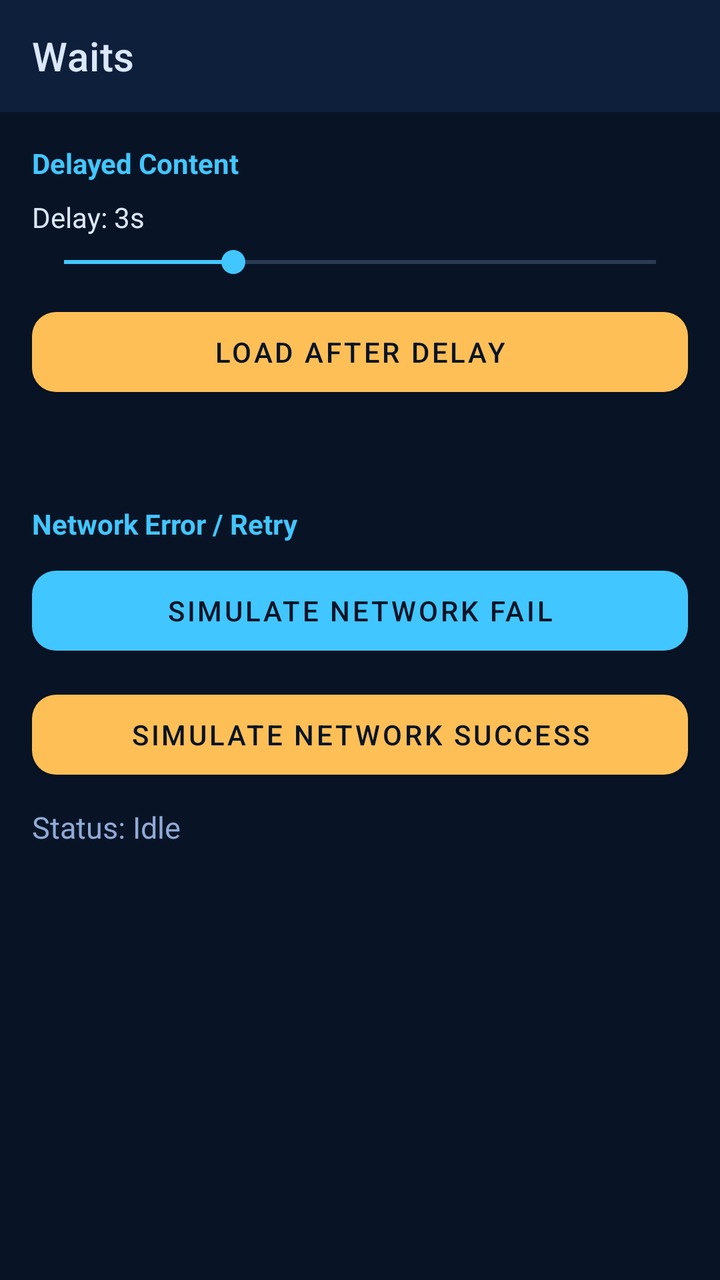
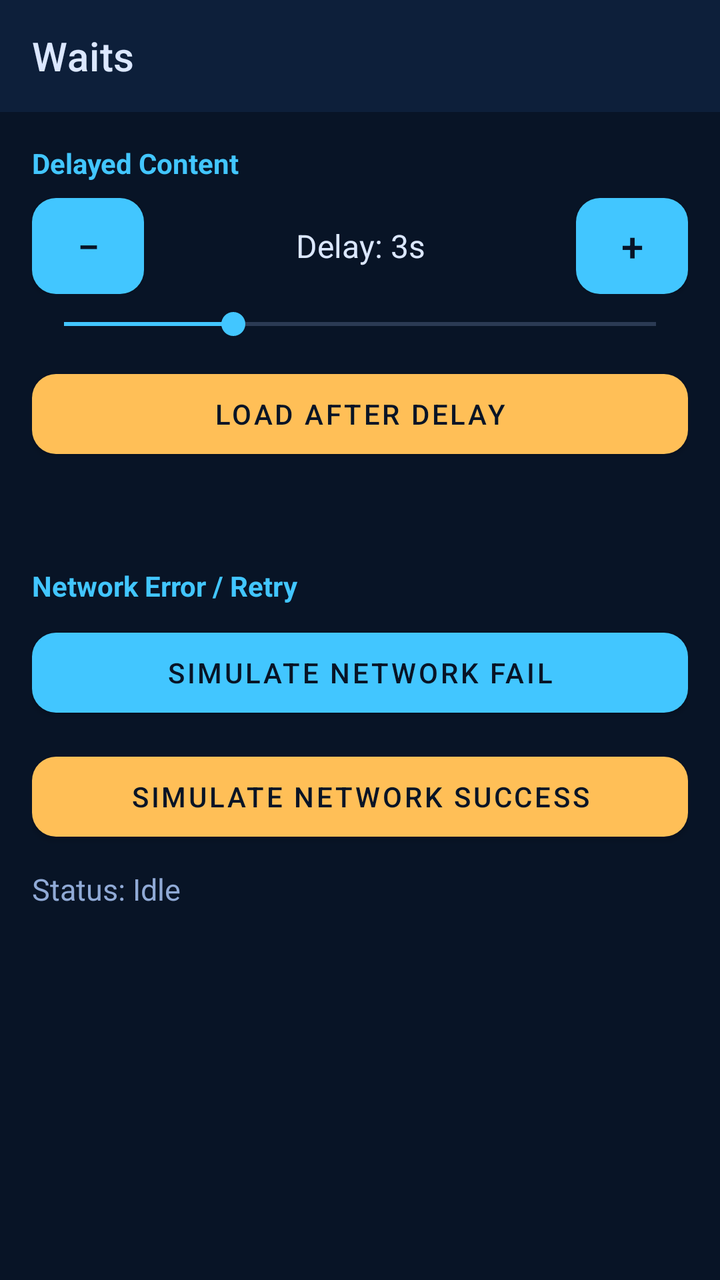

Two renders of the same Android screen: before a commit and after it. Below are the layout's source before the change and the commit's diff.
<!-- AndroidManifest.xml: application theme Theme.Lebyy -->
<!-- res/layout/activity_waits.xml -->
<?xml version="1.0" encoding="utf-8"?>
<androidx.drawerlayout.widget.DrawerLayout xmlns:android="http://schemas.android.com/apk/res/android"
    xmlns:app="http://schemas.android.com/apk/res-auto"
    android:id="@+id/drawerLayout"
    android:layout_width="match_parent"
    android:layout_height="match_parent"
    android:contentDescription="test-WaitsScreen">

    <LinearLayout
        android:layout_width="match_parent"
        android:layout_height="match_parent"
        android:background="@color/lebyy_bg"
        android:orientation="vertical">

        <com.google.android.material.appbar.MaterialToolbar
            android:id="@+id/toolbar"
            android:layout_width="match_parent"
            android:layout_height="?attr/actionBarSize"
            android:background="@color/lebyy_bg_2"
            android:theme="@style/ThemeOverlay.MaterialComponents.Dark.ActionBar"
            app:title="@string/waits_title"
            app:titleTextColor="@color/lebyy_text" />

        <ScrollView
            android:layout_width="match_parent"
            android:layout_height="match_parent"
            android:fillViewport="true">

            <LinearLayout
                android:id="@+id/contentRoot"
                android:layout_width="match_parent"
                android:layout_height="wrap_content"
                android:orientation="vertical"
                android:padding="16dp">

                <TextView android:layout_width="match_parent" android:layout_height="wrap_content"
                    android:text="Delayed Content" android:textColor="@color/lebyy_primary" android:textStyle="bold" android:layout_marginBottom="8dp"/>
                <TextView android:id="@+id/delayLabel" android:layout_width="match_parent" android:layout_height="wrap_content"
                    android:contentDescription="test-DelayStepper" android:text="Delay: 3s" android:textColor="@color/lebyy_text" android:layout_marginBottom="4dp"/>
                <SeekBar android:id="@+id/delaySeek" android:layout_width="match_parent" android:layout_height="wrap_content"
                    android:max="7" android:progress="2" android:contentDescription="test-DelaySeek" android:layout_marginBottom="10dp"/>
                
                <com.google.android.material.button.MaterialButton
                    android:id="@+id/loadDelayed"
                    android:layout_width="match_parent"
                    android:layout_height="52dp"
                    android:layout_marginBottom="10dp"
                    android:contentDescription="test-LoadDelayed"
                    android:text="Load After Delay"
                    android:textColor="@color/lebyy_bg"
                    app:backgroundTint="@color/lebyy_accent"
                    app:cornerRadius="12dp" />
                <ProgressBar android:id="@+id/loadingSpinner" style="?android:attr/progressBarStyle"
                    android:layout_width="wrap_content" android:layout_height="wrap_content"
                    android:layout_gravity="center_horizontal" android:contentDescription="test-LoadingSpinner" android:visibility="gone" android:layout_marginBottom="8dp"/>
                
                <TextView
                    android:id="@+id/delayedContent"
                    android:layout_width="match_parent"
                    android:layout_height="wrap_content"
                    android:layout_marginBottom="12dp"
                    android:contentDescription="test-DelayedContent"
                    android:text=""
                    android:textColor="@color/lebyy_success"
                    android:textSize="15sp" />
                <TextView android:layout_width="match_parent" android:layout_height="wrap_content"
                    android:text="Network Error / Retry" android:textColor="@color/lebyy_primary" android:textStyle="bold" android:layout_marginTop="8dp" android:layout_marginBottom="8dp"/>
                
                <com.google.android.material.button.MaterialButton
                    android:id="@+id/simulateNetworkFail"
                    android:layout_width="match_parent"
                    android:layout_height="52dp"
                    android:layout_marginBottom="10dp"
                    android:contentDescription="test-SimulateNetworkFail"
                    android:text="Simulate Network Fail"
                    android:textColor="@color/lebyy_bg"
                    app:backgroundTint="@color/lebyy_primary"
                    app:cornerRadius="12dp" />
                
                <com.google.android.material.button.MaterialButton
                    android:id="@+id/simulateNetworkSuccess"
                    android:layout_width="match_parent"
                    android:layout_height="52dp"
                    android:layout_marginBottom="10dp"
                    android:contentDescription="test-SimulateNetworkSuccess"
                    android:text="Simulate Network Success"
                    android:textColor="@color/lebyy_bg"
                    app:backgroundTint="@color/lebyy_accent"
                    app:cornerRadius="12dp" />
                
                <TextView
                    android:id="@+id/networkStatus"
                    android:layout_width="match_parent"
                    android:layout_height="wrap_content"
                    android:layout_marginBottom="12dp"
                    android:contentDescription="test-NetworkStatus-Idle"
                    android:text="Status: Idle"
                    android:textColor="@color/lebyy_muted"
                    android:textSize="15sp" />
                <TextView android:id="@+id/networkErrorMessage" android:layout_width="match_parent" android:layout_height="wrap_content"
                    android:contentDescription="test-NetworkErrorMessage" android:text="Could not reach server" android:textColor="@color/lebyy_muted" android:visibility="gone" android:layout_marginBottom="8dp"/>
                <com.google.android.material.button.MaterialButton
                    android:id="@+id/networkRetry"
                    android:layout_width="match_parent"
                    android:layout_height="52dp"
                    android:contentDescription="test-NetworkRetry"
                    android:text="Retry"
                    android:visibility="gone"
                    android:textColor="@color/lebyy_bg"
                    app:backgroundTint="@color/lebyy_accent"
                    app:cornerRadius="12dp" />

            </LinearLayout>
        </ScrollView>
    </LinearLayout>

    <com.google.android.material.navigation.NavigationView
        android:id="@+id/navigationView"
        android:layout_width="280dp"
        android:layout_height="match_parent"
        android:layout_gravity="start"
        android:background="@color/lebyy_surface"
        android:contentDescription="test-Menu-panel" />
</androidx.drawerlayout.widget.DrawerLayout>
<!-- resources referenced by this layout -->
<resources>
  <color name="lebyy_accent">#FFBF57</color>
  <color name="lebyy_bg">#081426</color>
  <color name="lebyy_bg_2">#0D1F3A</color>
  <color name="lebyy_muted">#90AAD6</color>
  <color name="lebyy_primary">#42C6FF</color>
  <color name="lebyy_success">#2DD4BF</color>
  <color name="lebyy_surface">#12284B</color>
  <color name="lebyy_text">#DBE7FF</color>
  <string name="waits_title">Waits</string>
  <style name="Theme.Lebyy" parent="Theme.MaterialComponents.DayNight.NoActionBar">
          <item name="colorPrimary">@color/lebyy_primary</item>
          <item name="colorPrimaryVariant">@color/lebyy_bg_2</item>
          <item name="colorSecondary">@color/lebyy_accent</item>
          <item name="colorOnPrimary">@color/lebyy_bg</item>
          <item name="colorOnSecondary">@color/lebyy_bg</item>
          <item name="android:statusBarColor">@color/lebyy_bg</item>
          <item name="android:navigationBarColor">@color/lebyy_bg</item>
          <item name="android:windowBackground">@color/lebyy_bg</item>
          <item name="android:textColorPrimary">@color/lebyy_text</item>
          <item name="android:textColorSecondary">@color/lebyy_muted</item>
          <item name="colorControlNormal">@color/lebyy_muted</item>
          <item name="colorControlActivated">@color/lebyy_primary</item>
          <item name="materialButtonStyle">@style/Widget.Lebyy.Button</item>
          <item name="materialAlertDialogTheme">@style/ThemeOverlay.Lebyy.Dialog</item>
          <item name="alertDialogTheme">@style/ThemeOverlay.Lebyy.Dialog</item>
      </style>
  <style name="Widget.Lebyy.Button" parent="Widget.MaterialComponents.Button">
          <item name="backgroundTint">@color/lebyy_accent</item>
          <item name="android:textColor">@color/lebyy_bg</item>
          <item name="cornerRadius">12dp</item>
      </style>
  <style name="ThemeOverlay.Lebyy.Dialog" parent="ThemeOverlay.MaterialComponents.MaterialAlertDialog">
          <item name="colorPrimary">@color/lebyy_primary</item>
          <item name="colorSurface">@color/white</item>
          <item name="colorOnSurface">#0F2144</item>
          <item name="android:background">@color/white</item>
          <item name="materialAlertDialogTitleTextStyle">@style/Lebyy.Dialog.Title</item>
          <item name="materialAlertDialogBodyTextStyle">@style/Lebyy.Dialog.Body</item>
          <item name="buttonBarPositiveButtonStyle">@style/Lebyy.Dialog.Button</item>
          <item name="buttonBarNegativeButtonStyle">@style/Lebyy.Dialog.Button</item>
      </style>
  <color name="white">#FFFFFF</color>
  <style name="Lebyy.Dialog.Title" parent="MaterialAlertDialog.MaterialComponents.Title.Text">
          <item name="android:textColor">#0F2144</item>
          <item name="android:textSize">18sp</item>
          <item name="android:textStyle">bold</item>
      </style>
  <style name="Lebyy.Dialog.Body" parent="MaterialAlertDialog.MaterialComponents.Body.Text">
          <item name="android:textColor">#1F3A5F</item>
          <item name="android:textSize">15sp</item>
      </style>
  <style name="Lebyy.Dialog.Button" parent="Widget.MaterialComponents.Button.TextButton.Dialog">
          <item name="android:textColor">@color/lebyy_primary_2</item>
          <item name="android:textStyle">bold</item>
      </style>
  <color name="lebyy_primary_2">#6E8BFF</color>
</resources>

<!-- the commit's change to res/layout/activity_waits.xml (unified diff, before → after) -->
@@ -35,8 +35,56 @@
 
                 <TextView android:layout_width="match_parent" android:layout_height="wrap_content"
                     android:text="Delayed Content" android:textColor="@color/lebyy_primary" android:textStyle="bold" android:layout_marginBottom="8dp"/>
-                <TextView android:id="@+id/delayLabel" android:layout_width="match_parent" android:layout_height="wrap_content"
-                    android:contentDescription="test-DelayStepper" android:text="Delay: 3s" android:textColor="@color/lebyy_text" android:layout_marginBottom="4dp"/>
+                <LinearLayout
+                    android:id="@+id/delayStepper"
+                    android:layout_width="match_parent"
+                    android:layout_height="wrap_content"
+                    android:layout_marginBottom="6dp"
+                    android:contentDescription="test-DelayStepper"
+                    android:gravity="center_vertical"
+                    android:orientation="horizontal">
+
+                    <com.google.android.material.button.MaterialButton
+                        android:id="@+id/delayMinus"
+                        android:layout_width="56dp"
+                        android:layout_height="48dp"
+                        android:contentDescription="test-DelayMinus"
+                        android:importantForAccessibility="yes"
+                        android:insetTop="0dp"
+                        android:insetBottom="0dp"
+                        android:minWidth="0dp"
+                        android:text="−"
+                        android:textColor="@color/lebyy_bg"
+                        android:textSize="20sp"
+                        app:backgroundTint="@color/lebyy_primary"
+                        app:cornerRadius="12dp" />
+
+                    <TextView
+                        android:id="@+id/delayLabel"
+                        android:layout_width="0dp"
+                        android:layout_height="wrap_content"
+                        android:layout_weight="1"
+                        android:contentDescription="test-DelayValue"
+                        android:gravity="center"
+                        android:text="Delay: 3s"
+                        android:textColor="@color/lebyy_text"
+                        android:textSize="16sp" />
+
+                    <com.google.android.material.button.MaterialButton
+                        android:id="@+id/delayPlus"
+                        android:layout_width="56dp"
+                        android:layout_height="48dp"
+                        android:contentDescription="test-DelayPlus"
+                        android:importantForAccessibility="yes"
+                        android:insetTop="0dp"
+                        android:insetBottom="0dp"
+                        android:minWidth="0dp"
+                        android:text="+"
+                        android:textColor="@color/lebyy_bg"
+                        android:textSize="20sp"
+                        app:backgroundTint="@color/lebyy_primary"
+                        app:cornerRadius="12dp" />
+                </LinearLayout>
                 <SeekBar android:id="@+id/delaySeek" android:layout_width="match_parent" android:layout_height="wrap_content"
                     android:max="7" android:progress="2" android:contentDescription="test-DelaySeek" android:layout_marginBottom="10dp"/>
                 
